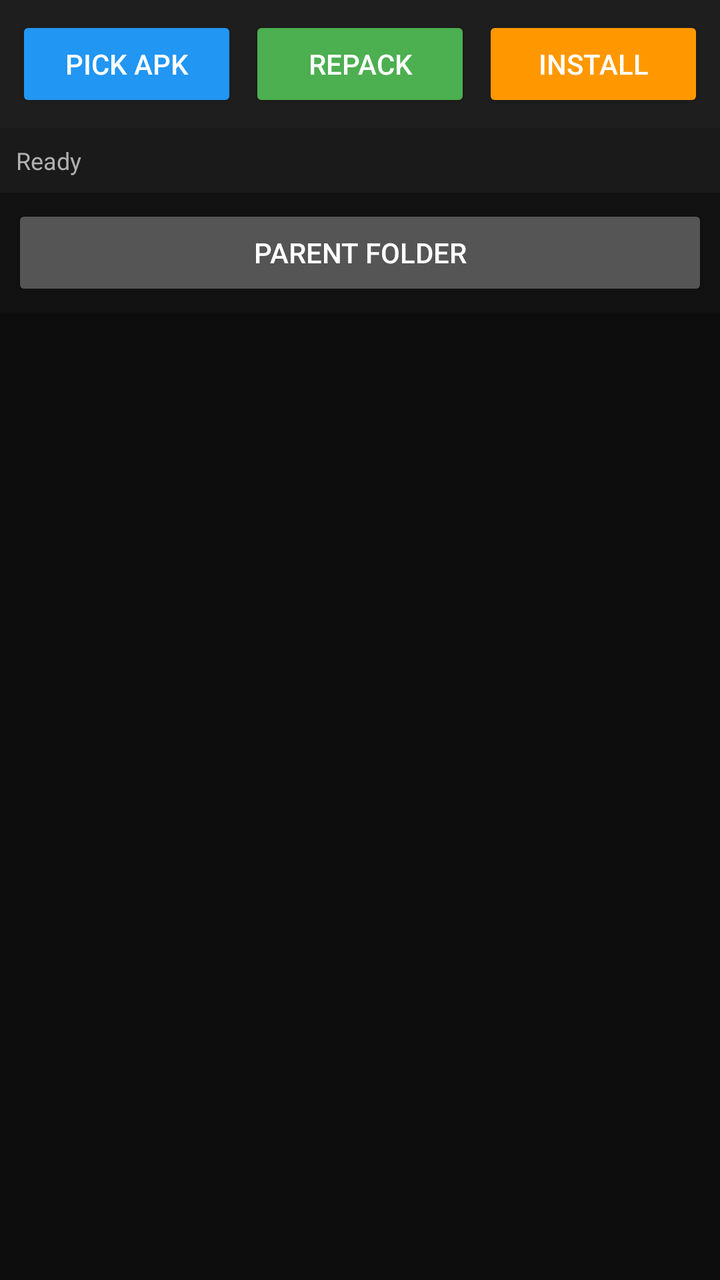
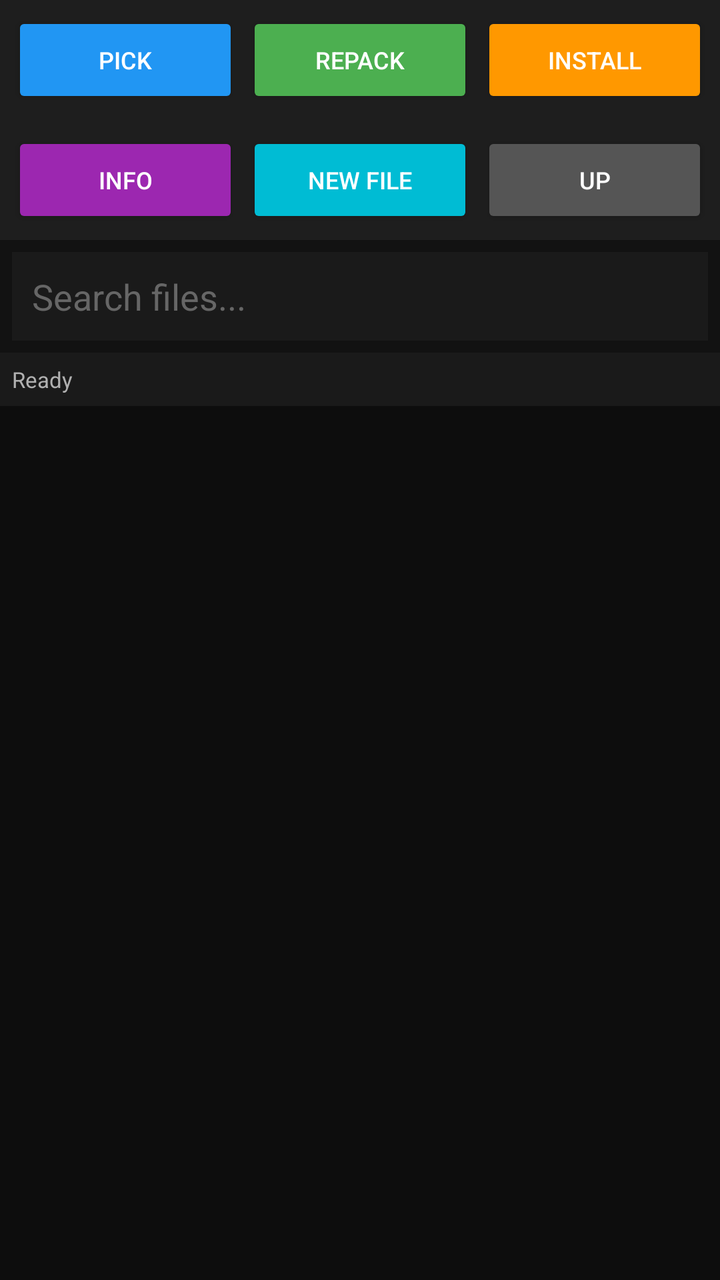

Two renders of the same Android screen: before a commit and after it. Below are the layout's source before the change and the commit's diff.
<!-- AndroidManifest.xml: application theme Theme.APKStudio -->
<!-- res/layout/activity_main.xml -->
<?xml version="1.0" encoding="utf-8"?>
<LinearLayout xmlns:android="http://schemas.android.com/apk/res/android"
    android:orientation="vertical"
    android:layout_width="match_parent"
    android:layout_height="match_parent"
    android:background="#121212">

    <LinearLayout
        android:orientation="horizontal"
        android:padding="8dp"
        android:background="#1E1E1E"
        android:layout_width="match_parent"
        android:layout_height="wrap_content">

        <Button android:id="@+id/btnPick"
            android:text="Pick APK"
            android:textColor="#FFF"
            android:backgroundTint="#2196F3"
            android:layout_width="0dp"
            android:layout_weight="1"
            android:layout_height="wrap_content"/>

        <Button android:id="@+id/btnRepack"
            android:text="Repack"
            android:textColor="#FFF"
            android:backgroundTint="#4CAF50"
            android:layout_marginStart="6dp"
            android:layout_width="0dp"
            android:layout_weight="1"
            android:layout_height="wrap_content"/>

        <Button android:id="@+id/btnInstall"
            android:text="Install"
            android:textColor="#FFF"
            android:backgroundTint="#FF9800"
            android:layout_marginStart="6dp"
            android:layout_width="0dp"
            android:layout_weight="1"
            android:layout_height="wrap_content"/>
    </LinearLayout>

    <TextView android:id="@+id/tvStatus"
        android:text="Ready"
        android:textColor="#B0B0B0"
        android:textSize="12sp"
        android:padding="8dp"
        android:background="#1A1A1A"
        android:layout_width="match_parent"
        android:layout_height="wrap_content"/>

    <Button android:id="@+id/btnBack"
        android:text="Parent Folder"
        android:textColor="#FFF"
        android:backgroundTint="#555"
        android:layout_margin="6dp"
        android:layout_width="match_parent"
        android:layout_height="wrap_content"/>

    <ProgressBar android:id="@+id/progress"
        android:visibility="gone"
        android:layout_gravity="center"
        android:layout_margin="12dp"
        android:layout_width="wrap_content"
        android:layout_height="wrap_content"/>

    <androidx.recyclerview.widget.RecyclerView
        android:id="@+id/recycler"
        android:background="#0D0D0D"
        android:layout_width="match_parent"
        android:layout_height="0dp"
        android:layout_weight="1"/>
</LinearLayout>
<!-- resources referenced by this layout -->
<resources>
  <style name="Theme.APKStudio" parent="Theme.MaterialComponents.DayNight.NoActionBar">
          <item name="colorPrimary">@color/primary</item>
          <item name="colorPrimaryDark">@color/primary_dark</item>
          <item name="colorAccent">@color/accent</item>
          <item name="android:windowBackground">@color/bg</item>
      </style>
  <color name="primary">#2196F3</color>
  <color name="primary_dark">#1976D2</color>
  <color name="accent">#FF9800</color>
  <color name="bg">#121212</color>
</resources>

<!-- the commit's change to res/layout/activity_main.xml (unified diff, before → after) -->
@@ -7,59 +7,89 @@
 
     <LinearLayout
         android:orientation="horizontal"
-        android:padding="8dp"
+        android:padding="6dp"
         android:background="#1E1E1E"
         android:layout_width="match_parent"
         android:layout_height="wrap_content">
 
         <Button android:id="@+id/btnPick"
-            android:text="Pick APK"
-            android:textColor="#FFF"
+            android:text="Pick"
+            android:textColor="#FFF" android:textSize="12sp"
             android:backgroundTint="#2196F3"
-            android:layout_width="0dp"
-            android:layout_weight="1"
+            android:layout_width="0dp" android:layout_weight="1"
             android:layout_height="wrap_content"/>
 
         <Button android:id="@+id/btnRepack"
             android:text="Repack"
-            android:textColor="#FFF"
+            android:textColor="#FFF" android:textSize="12sp"
             android:backgroundTint="#4CAF50"
-            android:layout_marginStart="6dp"
-            android:layout_width="0dp"
-            android:layout_weight="1"
+            android:layout_marginStart="4dp"
+            android:layout_width="0dp" android:layout_weight="1"
             android:layout_height="wrap_content"/>
 
         <Button android:id="@+id/btnInstall"
             android:text="Install"
-            android:textColor="#FFF"
+            android:textColor="#FFF" android:textSize="12sp"
             android:backgroundTint="#FF9800"
-            android:layout_marginStart="6dp"
-            android:layout_width="0dp"
-            android:layout_weight="1"
+            android:layout_marginStart="4dp"
+            android:layout_width="0dp" android:layout_weight="1"
             android:layout_height="wrap_content"/>
     </LinearLayout>
+
+    <LinearLayout
+        android:orientation="horizontal"
+        android:padding="6dp"
+        android:background="#1E1E1E"
+        android:layout_width="match_parent"
+        android:layout_height="wrap_content">
+
+        <Button android:id="@+id/btnInfo"
+            android:text="Info"
+            android:textColor="#FFF" android:textSize="12sp"
+            android:backgroundTint="#9C27B0"
+            android:layout_width="0dp" android:layout_weight="1"
+            android:layout_height="wrap_content"/>
+
+        <Button android:id="@+id/btnNewFile"
+            android:text="New File"
+            android:textColor="#FFF" android:textSize="12sp"
+            android:backgroundTint="#00BCD4"
+            android:layout_marginStart="4dp"
+            android:layout_width="0dp" android:layout_weight="1"
+            android:layout_height="wrap_content"/>
+
+        <Button android:id="@+id/btnBack"
+            android:text="Up"
+            android:textColor="#FFF" android:textSize="12sp"
+            android:backgroundTint="#555"
+            android:layout_marginStart="4dp"
+            android:layout_width="0dp" android:layout_weight="1"
+            android:layout_height="wrap_content"/>
+    </LinearLayout>
+
+    <EditText android:id="@+id/etSearch"
+        android:hint="Search files..."
+        android:textColorHint="#666"
+        android:textColor="#FFF"
+        android:padding="10dp"
+        android:background="#1A1A1A"
+        android:layout_margin="6dp"
+        android:layout_width="match_parent"
+        android:layout_height="wrap_content"/>
 
     <TextView android:id="@+id/tvStatus"
         android:text="Ready"
         android:textColor="#B0B0B0"
-        android:textSize="12sp"
-        android:padding="8dp"
+        android:textSize="11sp"
+        android:padding="6dp"
         android:background="#1A1A1A"
-        android:layout_width="match_parent"
-        android:layout_height="wrap_content"/>
-
-    <Button android:id="@+id/btnBack"
-        android:text="Parent Folder"
-        android:textColor="#FFF"
-        android:backgroundTint="#555"
-        android:layout_margin="6dp"
         android:layout_width="match_parent"
         android:layout_height="wrap_content"/>
 
     <ProgressBar android:id="@+id/progress"
         android:visibility="gone"
         android:layout_gravity="center"
-        android:layout_margin="12dp"
+        android:layout_margin="8dp"
         android:layout_width="wrap_content"
         android:layout_height="wrap_content"/>
 
